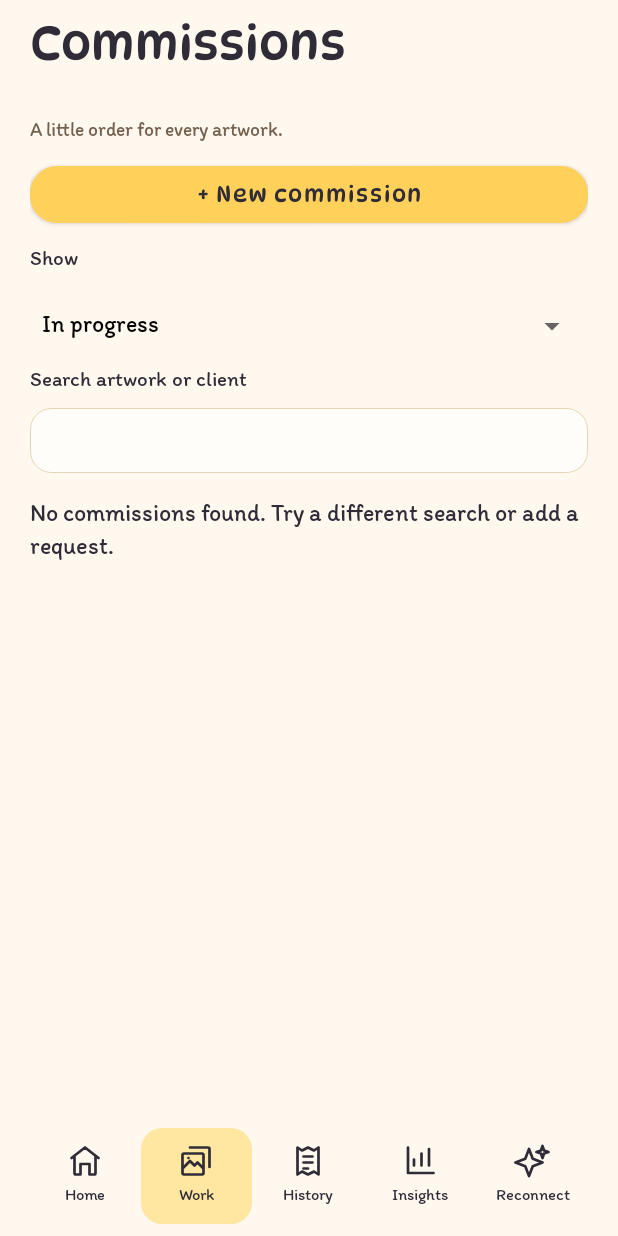
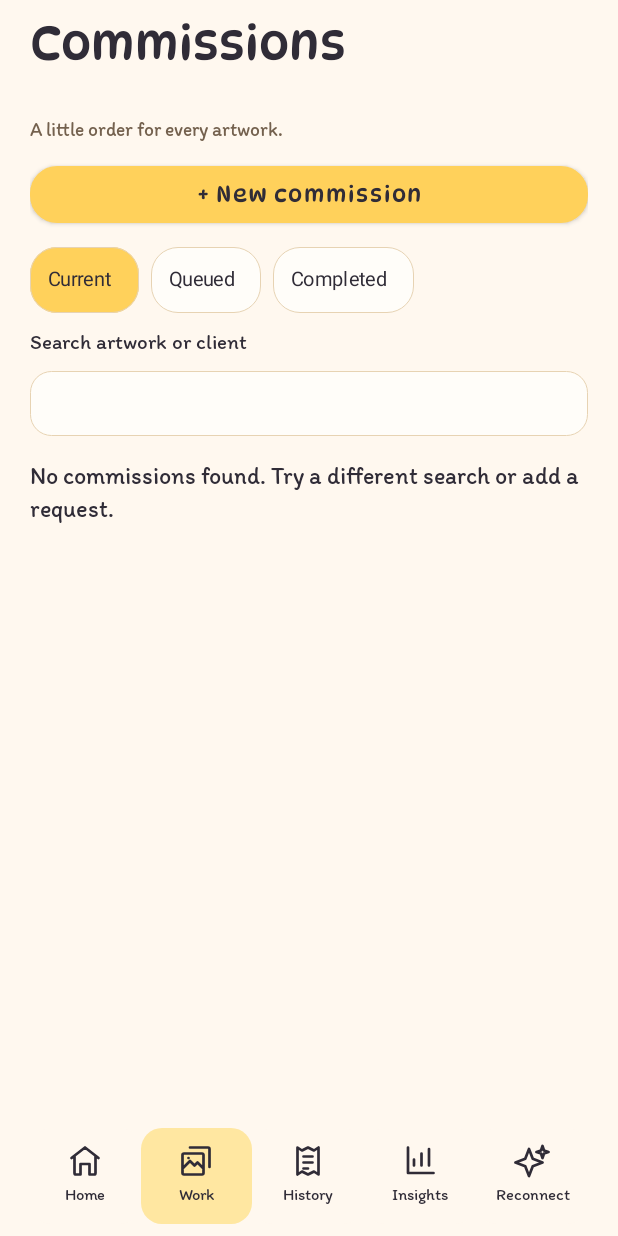
Before and after one commit to yezdenz/obra, an Android app: the screen it shows after launch (MainActivity), after a tap on "Work", on a phone screen of 412 x 824 dp. Run offline under Robolectric (Android 15) with nearby library versions, the phone set to English and light mode, and no system bars.

Commit message:
Replace the commission status dropdown with visible filter buttons

```diff
--- a/OBRA/app/src/main/java/com/obra/studio/ui/MainActivity.kt
+++ b/OBRA/app/src/main/java/com/obra/studio/ui/MainActivity.kt
@@ -7,6 +7,8 @@ import android.text.Editable
 import android.view.View
 import android.view.Gravity
 import com.obra.studio.R
+import com.google.android.material.chip.Chip
+import com.google.android.material.chip.ChipGroup
 import com.obra.studio.data.*
 import java.time.YearMonth
 
@@ -117,10 +119,38 @@ class MainActivity: BaseActivity() {
     }
     private fun commissions() {
         note("A little order for every artwork.");button("+ New commission",primary=true) { form() }
-        choose("Show",listOf("In progress","Queued","Completed"),filter) { if(it!=filter) {filter=it;render()} }
+        val filters=ChipGroup(this).apply {
+            isSingleSelection=true;isSelectionRequired=true
+            chipSpacingHorizontal=dp(8);chipSpacingVertical=dp(4)
+        }
+        body.addView(filters,LinearLayout.LayoutParams(-1,-2).apply { bottomMargin=dp(8) })
+        val filterStates=mutableMapOf<Int,String>()
+        listOf("Current" to "In progress","Queued" to "Queued","Completed" to "Completed").forEach { (label,status) ->
+            val chip=Chip(this).apply {
+                id=View.generateViewId();text=label;typeface=heading;textSize=13f
+                isCheckable=true;isCheckedIconVisible=false
+                setEnsureMinTouchTargetSize(true);chipMinHeight=dp(44).toFloat()
+                shapeAppearanceModel=shapeAppearanceModel.toBuilder().setAllCornerSizes(dp(18).toFloat()).build()
+                isAllCaps=false;setTextColor(ink)
+                chipBackgroundColor=android.content.res.ColorStateList(
+                    arrayOf(intArrayOf(android.R.attr.state_checked),intArrayOf()),
+                    intArrayOf(yellow,surface))
+                chipStrokeWidth=dp(1).toFloat()
+                chipStrokeColor=android.content.res.ColorStateList.valueOf(outlineTone)
+                contentDescription="$label commissions"
+                isChecked=status==filter
+            }
+            filterStates[chip.id]=status
+            filters.addView(chip)
+        }
         val search=input("Search artwork or client",query)
         val results=LinearLayout(this).apply { orientation=LinearLayout.VERTICAL };body.addView(results)
         fun populate() { results.removeAllViews();val found=Studio.repository.commissions().filter { it.status==filter && (it.title+it.username).contains(query,true) };if(found.isEmpty())text("No commissions found. Try a different search or add a request.",16,false,results) else found.forEach { artwork(it,results) } }
+        filters.setOnCheckedStateChangeListener { _,checked ->
+            filterStates[checked.firstOrNull()]?.let { selected ->
+                if(selected!=filter) { filter=selected;populate() }
+            }
+        }
         search.addTextChangedListener(object:TextWatcher { override fun beforeTextChanged(s:CharSequence?,a:Int,c:Int,f:Int){};override fun onTextChanged(s:CharSequence?,a:Int,b:Int,c:Int){query=s.toString();populate()};override fun afterTextChanged(e:Editable?){} });populate()
     }
     private fun period() {
```
